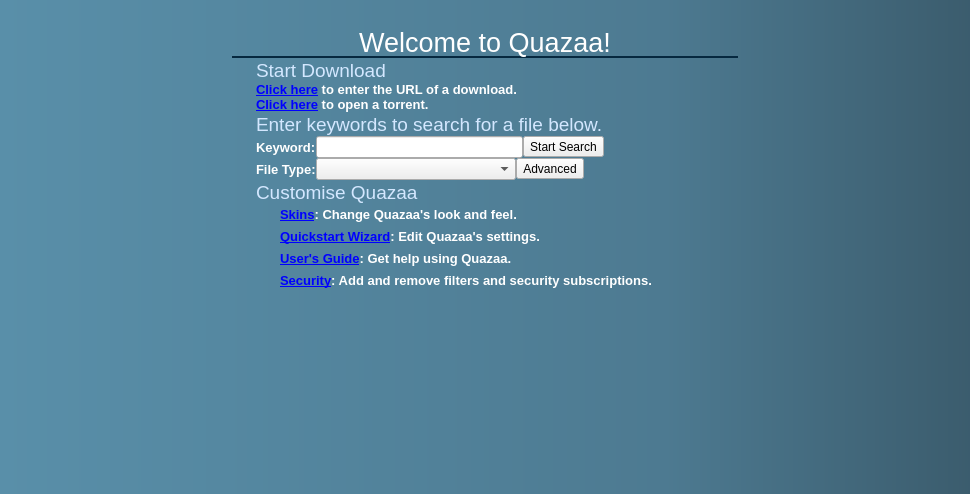
Old version of the form Quazaa/UI/widgethome.ui in the repository c3c/quazaa.
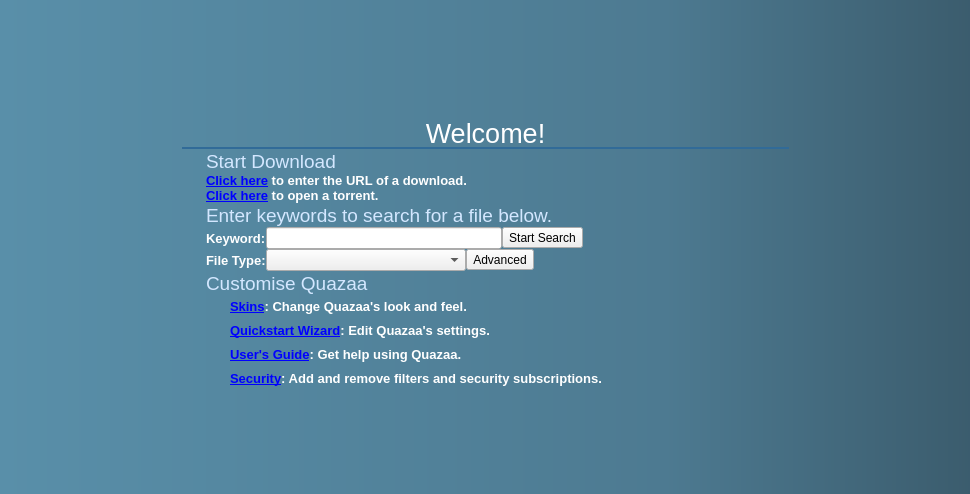
New version of the form. Icons and pictures are not drawn.

Commit message: A few changes to the home tab to make it a bit nicer.

What changed in the file:
```diff
--- a/Quazaa/UI/widgethome.ui
+++ b/Quazaa/UI/widgethome.ui
@@ -66,9 +66,9 @@
          <property name="geometry">
           <rect>
            <x>0</x>
-           <y>0</y>
-           <width>970</width>
-           <height>494</height>
+           <y>-10</y>
+           <width>953</width>
+           <height>504</height>
           </rect>
          </property>
          <property name="styleSheet">
@@ -77,45 +77,21 @@
 	background-color: qlineargradient(spread:pad, x1:0, y1:0, x2:1, y2:0, stop:0 rgba(89, 143, 169, 255), stop:0.681818 rgba(77, 122, 145, 255), stop:1 rgba(59, 92, 109, 255));
 }</string>
          </property>
-         <layout class="QVBoxLayout" name="verticalLayout_2">
-          <property name="margin">
-           <number>0</number>
-          </property>
-          <item>
-           <widget class="QLabel" name="labelHomeLogo">
-            <property name="styleSheet">
-             <string notr="true">background-color: transparent;</string>
+         <layout class="QGridLayout" name="gridLayout_2">
+          <item row="0" column="1">
+           <spacer name="verticalSpacer">
+            <property name="orientation">
+             <enum>Qt::Vertical</enum>
+            </property>
+            <property name="sizeHint" stdset="0">
+             <size>
+              <width>20</width>
+              <height>40</height>
+             </size>
             </property>
-            <property name="text">
-             <string/>
-            </property>
-            <property name="pixmap">
-             <pixmap resource="../Resource.qrc">:/Resource/QuazaaLogo.png</pixmap>
-            </property>
-            <property name="alignment">
-             <set>Qt::AlignCenter</set>
-            </property>
-           </widget>
+           </spacer>
           </item>
-          <item>
-           <layout class="QHBoxLayout" name="horizontalLayoutHome">
-            <property name="spacing">
-             <number>0</number>
-            </property>
-            <property name="leftMargin">
-             <number>6</number>
-            </property>
-            <property name="rightMargin">
-             <number>6</number>
-            </property>
-            <item>
-             <layout class="QHBoxLayout" name="horizontalLayout">
-              <property name="sizeConstraint">
-               <enum>QLayout::SetMinimumSize</enum>
-              </property>
-             </layout>
-            </item>
-            <item>
+          <item row="1" column="1">
              <widget class="QFrame" name="frameWelcomeTools">
               <property name="sizePolicy">
                <sizepolicy hsizetype="Fixed" vsizetype="Fixed">
@@ -123,18 +99,6 @@
                 <verstretch>0</verstretch>
                </sizepolicy>
               </property>
-              <property name="minimumSize">
-               <size>
-                <width>520</width>
-                <height>278</height>
-               </size>
-              </property>
-              <property name="maximumSize">
-               <size>
-                <width>520</width>
-                <height>278</height>
-               </size>
-              </property>
               <property name="styleSheet">
                <string notr="true">QFrame#frameWelcomeTools {
 	background-color: transparent;
@@ -163,7 +127,7 @@
                  <property name="spacing">
                   <number>0</number>
                  </property>
-                 <item row="1" column="0">
+               <item row="2" column="0">
                   <widget class="QLabel" name="labelWelcomeDownloadLogo">
                    <property name="minimumSize">
                     <size>
@@ -191,7 +155,7 @@
                    </property>
                   </widget>
                  </item>
-                 <item row="1" column="1" colspan="7">
+               <item row="2" column="1" colspan="7">
                   <widget class="QLabel" name="labelWelcomeStartDownload">
                    <property name="font">
                     <font>
@@ -210,7 +174,7 @@
                    </property>
                   </widget>
                  </item>
-                 <item row="2" column="1" colspan="7">
+               <item row="3" column="1" colspan="7">
                   <widget class="QLabel" name="labelWelcomeURLDownloadLink">
                    <property name="styleSheet">
                     <string notr="true">color: white;
@@ -225,7 +189,7 @@
                    </property>
                   </widget>
                  </item>
-                 <item row="3" column="1" colspan="7">
+               <item row="4" column="1" colspan="7">
                   <widget class="QLabel" name="labelWelcomeOpenTorrentLink">
                    <property name="styleSheet">
                     <string notr="true">color: white;
@@ -240,7 +204,7 @@
                    </property>
                   </widget>
                  </item>
-                 <item row="4" column="1" colspan="7">
+               <item row="5" column="1" colspan="7">
                   <widget class="QLabel" name="labelWelcomeSearch">
                    <property name="font">
                     <font>
@@ -256,7 +220,7 @@
                    </property>
                   </widget>
                  </item>
-                 <item row="5" column="2" colspan="3">
+               <item row="6" column="2" colspan="3">
                   <widget class="QLineEdit" name="lineEditWelcomeSearch">
                    <property name="minimumSize">
                     <size>
@@ -272,7 +236,7 @@
                    </property>
                   </widget>
                  </item>
-                 <item row="4" column="0">
+               <item row="5" column="0">
                   <widget class="QLabel" name="labelWelcomeSearchLogo">
                    <property name="minimumSize">
                     <size>
@@ -300,7 +264,7 @@
                    </property>
                   </widget>
                  </item>
-                 <item row="5" column="1">
+               <item row="6" column="1">
                   <widget class="QLabel" name="labelWelcomeSearchKeyword">
                    <property name="font">
                     <font>
@@ -318,7 +282,7 @@
                    </property>
                   </widget>
                  </item>
-                 <item row="6" column="2" colspan="2">
+               <item row="7" column="2" colspan="2">
                   <widget class="QComboBox" name="comboBoxHomeFileType">
                    <property name="minimumSize">
                     <size>
@@ -334,14 +298,14 @@
                    </property>
                   </widget>
                  </item>
-                 <item row="5" column="5">
+               <item row="6" column="5">
                   <widget class="QToolButton" name="toolButtonWelcomeSearch">
                    <property name="text">
                     <string>Start Search</string>
                    </property>
                   </widget>
                  </item>
-                 <item row="6" column="1">
+               <item row="7" column="1">
                   <widget class="QLabel" name="labelWelcomeSearchFileType">
                    <property name="font">
                     <font>
@@ -359,14 +323,14 @@
                    </property>
                   </widget>
                  </item>
-                 <item row="6" column="4" colspan="2">
+               <item row="7" column="4" colspan="2">
                   <widget class="QToolButton" name="toolButtonWelcomeSearchAdvanced">
                    <property name="text">
                     <string>Advanced</string>
                    </property>
                   </widget>
                  </item>
-                 <item row="5" column="6">
+               <item row="6" column="6">
                   <spacer name="horizontalSpacerWelcome">
                    <property name="orientation">
                     <enum>Qt::Horizontal</enum>
@@ -379,7 +343,7 @@
                    </property>
                   </spacer>
                  </item>
-                 <item row="7" column="0">
+               <item row="8" column="0">
                   <widget class="QLabel" name="labelWelcomeCustomiseLogo">
                    <property name="minimumSize">
                     <size>
@@ -407,7 +371,7 @@
                    </property>
                   </widget>
                  </item>
-                 <item row="7" column="1" colspan="6">
+               <item row="8" column="1" colspan="6">
                   <widget class="QLabel" name="labelWelcomeCustomise">
                    <property name="font">
                     <font>
@@ -423,7 +387,7 @@
                    </property>
                   </widget>
                  </item>
-                 <item row="8" column="1" colspan="6">
+               <item row="9" column="1" colspan="6">
                   <layout class="QGridLayout" name="gridLayoutWelcomeCustomiseQuazaa">
                    <item row="0" column="0">
                     <widget class="QLabel" name="labelWelcomeSkinIcon">
@@ -599,7 +563,7 @@
                    </item>
                   </layout>
                  </item>
-                 <item row="0" column="0" colspan="7">
+               <item row="1" column="0" colspan="7">
                   <widget class="QLabel" name="labelQuazaaWelcome">
                    <property name="font">
                     <font>
@@ -611,39 +575,72 @@
                    <property name="styleSheet">
                     <string notr="true">background-color: transparent;
 color: white;
-border-bottom: 2px solid rgb(6, 40, 63);</string>
+border-bottom: 2px solid rgb(49, 107, 152);</string>
                    </property>
                    <property name="text">
-                    <string>Welcome to Quazaa!</string>
+                  <string>Welcome!</string>
                    </property>
                    <property name="alignment">
                     <set>Qt::AlignCenter</set>
                    </property>
                   </widget>
                  </item>
+               <item row="0" column="0" colspan="8">
+                <widget class="QLabel" name="labelHomeLogo">
+                 <property name="styleSheet">
+                  <string notr="true">background-color: transparent;</string>
+                 </property>
+                 <property name="text">
+                  <string/>
+                 </property>
+                 <property name="pixmap">
+                  <pixmap resource="../Resource.qrc">:/Resource/QuazaaLogo.png</pixmap>
+                 </property>
+                 <property name="alignment">
+                  <set>Qt::AlignCenter</set>
+                 </property>
+                </widget>
+               </item>
                 </layout>
                </item>
               </layout>
              </widget>
             </item>
-            <item>
-             <layout class="QHBoxLayout" name="horizontalLayout_2">
-              <property name="sizeConstraint">
-               <enum>QLayout::SetMinimumSize</enum>
-              </property>
-             </layout>
-            </item>
-           </layout>
+          <item row="1" column="0">
+           <spacer name="horizontalSpacer">
+            <property name="orientation">
+             <enum>Qt::Horizontal</enum>
+            </property>
+            <property name="sizeHint" stdset="0">
+             <size>
+              <width>40</width>
+              <height>20</height>
+             </size>
+            </property>
+           </spacer>
+          </item>
+          <item row="1" column="2">
+           <spacer name="horizontalSpacer_2">
+            <property name="orientation">
+             <enum>Qt::Horizontal</enum>
+            </property>
+            <property name="sizeHint" stdset="0">
+             <size>
+              <width>40</width>
+              <height>20</height>
+             </size>
+            </property>
+           </spacer>
           </item>
-          <item>
-           <spacer name="verticalSpacerHome">
+          <item row="2" column="1">
+           <spacer name="verticalSpacer_2">
             <property name="orientation">
              <enum>Qt::Vertical</enum>
             </property>
             <property name="sizeHint" stdset="0">
              <size>
               <width>20</width>
-              <height>0</height>
+              <height>40</height>
              </size>
             </property>
            </spacer>
```
Lines whose indentation alone changed are shown as unchanged. The commit also changes 1 other file.
